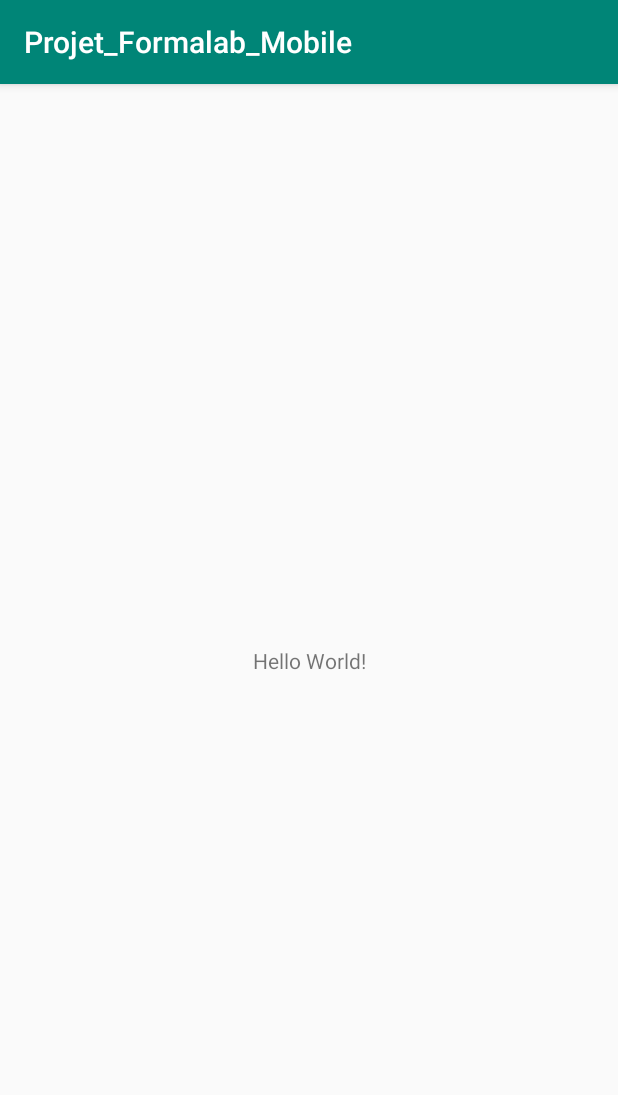
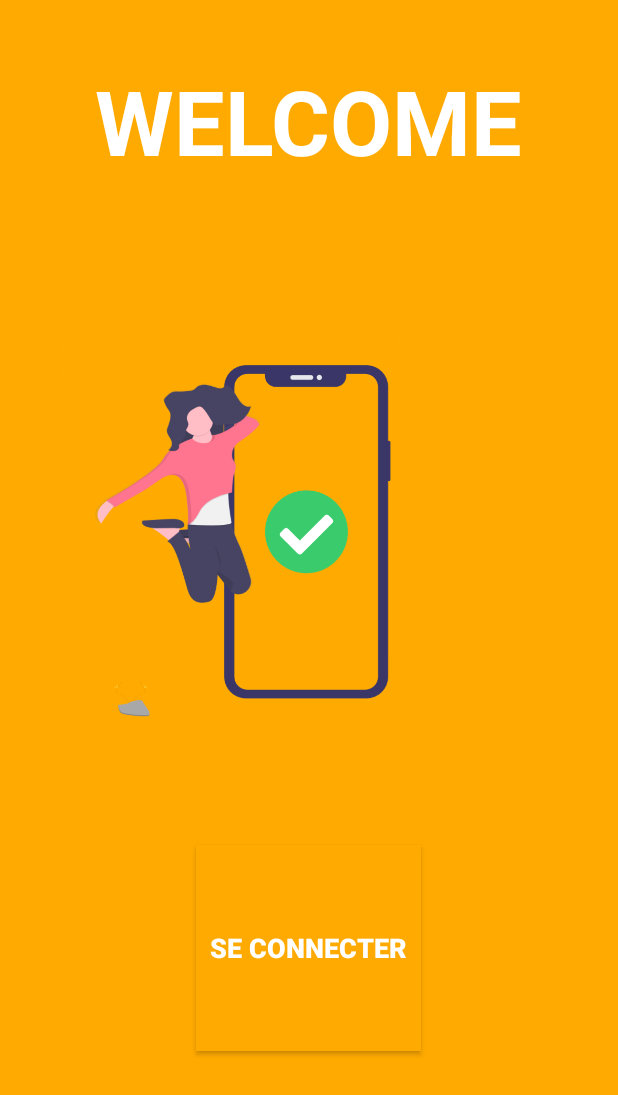
Before and after one commit to JamilaSallem/Projet_Formalab_Mobile, an Android app: the screen it shows after launch (MainActivity), on a phone screen of 412 x 824 dp. Shown: the top 1095 px of the screen. Run offline under Robolectric (Android 15) with nearby library versions, the phone set to English and light mode, and no system bars.

Commit message:
ayoub commit

```diff
--- a/app/build.gradle
+++ b/app/build.gradle
@@ -22,6 +22,7 @@ dependencies {
     implementation fileTree(dir: 'libs', include: ['*.jar'])
     implementation 'com.android.support:appcompat-v7:28.0.0'
     implementation 'com.android.support.constraint:constraint-layout:1.1.3'
+    implementation 'com.android.support:design:28.0.0'
     testImplementation 'junit:junit:4.12'
     androidTestImplementation 'com.android.support.test:runner:1.0.2'
     androidTestImplementation 'com.android.support.test.espresso:espresso-core:3.0.2'
--- /dev/null
+++ b/app/src/main/java/Project.java
@@ -0,0 +1,2 @@
+public class Project {
+}
--- /dev/null
+++ b/app/src/main/java/com/example/jamila/projet_formalab_mobile/AdapterClass.java
@@ -0,0 +1,4 @@
+package com.example.jamila.projet_formalab_mobile;
+
+public class AdapterClass {
+}
--- /dev/null
+++ b/app/src/main/java/com/example/jamila/projet_formalab_mobile/Employee.java
@@ -0,0 +1,4 @@
+package com.example.jamila.projet_formalab_mobile;
+
+public class Employee {
+}
--- a/app/src/main/java/com/example/jamila/projet_formalab_mobile/MainActivity.java
+++ b/app/src/main/java/com/example/jamila/projet_formalab_mobile/MainActivity.java
@@ -1,13 +1,26 @@
 package com.example.jamila.projet_formalab_mobile;
 
+import android.content.Intent;
 import android.support.v7.app.AppCompatActivity;
 import android.os.Bundle;
+import android.view.View;
+import android.widget.Button;
 
 public class MainActivity extends AppCompatActivity {
+    Button connect;
 
     @Override
     protected void onCreate(Bundle savedInstanceState) {
         super.onCreate(savedInstanceState);
         setContentView(R.layout.activity_main);
+
+        connect=findViewById(R.id.btn_connect);
+        connect.setOnClickListener(new View.OnClickListener() {
+            @Override
+            public void onClick(View v) {
+                Intent intent = new Intent(MainActivity.this,MainActivity.class);
+                startActivity(intent);
+            }
+        });
     }
 }
--- /dev/null
+++ b/app/src/main/java/com/example/jamila/projet_formalab_mobile/Project.java
@@ -0,0 +1,4 @@
+package com.example.jamila.projet_formalab_mobile;
+
+public class Project {
+}
--- /dev/null
+++ b/app/src/main/res/drawable/round_shape.xml
@@ -0,0 +1,6 @@
+<?xml version="1.0" encoding="utf-8"?>
+<shape xmlns:android="http://schemas.android.com/apk/res/android"
+    android:shape="oval">
+    <solid
+        android:color="@color/white"/>
+</shape>
--- a/app/src/main/res/layout/activity_main.xml
+++ b/app/src/main/res/layout/activity_main.xml
@@ -1,18 +1,43 @@
 <?xml version="1.0" encoding="utf-8"?>
-<android.support.constraint.ConstraintLayout xmlns:android="http://schemas.android.com/apk/res/android"
+<LinearLayout xmlns:android="http://schemas.android.com/apk/res/android"
     xmlns:app="http://schemas.android.com/apk/res-auto"
     xmlns:tools="http://schemas.android.com/tools"
     android:layout_width="match_parent"
     android:layout_height="match_parent"
+    android:background="@color/orange"
+    android:gravity="center_horizontal"
+    android:orientation="vertical"
+    android:padding="20dp"
+    android:weightSum="100"
     tools:context=".MainActivity">
 
     <TextView
         android:layout_width="wrap_content"
-        android:layout_height="wrap_content"
-        android:text="Hello World!"
-        app:layout_constraintBottom_toBottomOf="parent"
-        app:layout_constraintLeft_toLeftOf="parent"
-        app:layout_constraintRight_toRightOf="parent"
-        app:layout_constraintTop_toTopOf="parent" />
+        android:layout_height="27dp"
+        android:layout_marginTop="20dp"
+        android:layout_weight="15"
+        android:text="WELCOME"
+        android:textColor="@color/white"
+        android:textSize="60dp"
+        android:textStyle="bold" />
 
-</android.support.constraint.ConstraintLayout>
+
+    <ImageView
+        android:layout_width="match_parent"
+        android:layout_height="0dp"
+        android:layout_weight="50"
+        android:src="@drawable/welcome"/>
+
+    <Button
+        android:id="@+id/btn_connect"
+        android:text="Se Connecter"
+        android:layout_width="150dp"
+        android:layout_height="0dp"
+        android:layout_weight="20"
+        android:background="@color/orange"
+        android:layout_marginTop="50dp"
+        android:textColor="@color/white"
+        android:textSize="18sp"
+        android:textStyle="bold" />
+
+</LinearLayout>
--- a/app/src/main/res/values/colors.xml
+++ b/app/src/main/res/values/colors.xml
@@ -1,6 +1,13 @@
 <?xml version="1.0" encoding="utf-8"?>
 <resources>
-    <color name="colorPrimary">#008577</color>
-    <color name="colorPrimaryDark">#00574B</color>
+    <color name="colorPrimary">#FF9800</color>
+    <color name="colorPrimaryDark">#FF9800</color>
     <color name="colorAccent">#D81B60</color>
+    <color name="blue">#06baa8</color>
+    <color name="white">#ffff</color>
+    <color name="black">#000</color>
+    <color name="background">#8B9DC3</color>
+    <color name="orange">#FFAA00</color>
+    <color name="red">#993333</color>
+    <color name="gray">#8e8d8d</color>
 </resources>
--- /dev/null
+++ b/app/src/main/res/values/dimens.xml
@@ -0,0 +1,5 @@
+<resources>
+    <!-- Default screen margins, per the Android Design guidelines. -->
+    <dimen name="activity_horizontal_margin">16dp</dimen>
+    <dimen name="activity_vertical_margin">16dp</dimen>
+</resources>
--- a/app/src/main/res/values/styles.xml
+++ b/app/src/main/res/values/styles.xml
@@ -8,4 +8,11 @@
         <item name="colorAccent">@color/colorAccent</item>
     </style>
 
+    <style name="NoActionBar" parent="Theme.AppCompat.Light.NoActionBar">
+        <!-- Customize your theme here. -->
+        <item name="colorPrimary">@color/colorPrimary</item>
+        <item name="colorPrimaryDark">@color/colorPrimaryDark</item>
+        <item name="colorAccent">@color/colorAccent</item>
+    </style>
+
 </resources>
```
Also changed, not shown: app/src/main/AndroidManifest.xml (+10 -1 lines), app/src/main/java/com/example/jamila/projet_formalab_mobile/ActivityList.java (added, +54 -0 lines), app/src/main/java/com/example/jamila/projet_formalab_mobile/LoginActivity.java (added, +335 -0 lines), app/src/main/java/com/example/jamila/projet_formalab_mobile/ProjectManagementDB.java (added, +34 -0 lines), app/src/main/res/layout/activity_list.xml (added, +17 -0 lines), app/src/main/res/layout/activity_login.xml (added, +81 -0 lines), app/src/main/res/values/strings.xml (+13 -0 lines), app/src/main/res/drawable/welcome.png (added).
